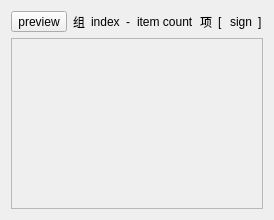
PPJUST/ComicDup, file components/widget_similar_group_info/res/similar_group_info.ui: the form before one commit.
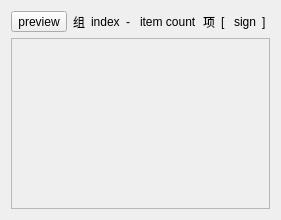
The form after the commit.

```diff
--- a/components/widget_similar_group_info/res/similar_group_info.ui
+++ b/components/widget_similar_group_info/res/similar_group_info.ui
@@ -6,7 +6,7 @@
    <rect>
     <x>0</x>
     <y>0</y>
-    <width>274</width>
+    <width>281</width>
     <height>220</height>
    </rect>
   </property>
@@ -91,8 +91,8 @@
        <rect>
         <x>0</x>
         <y>0</y>
-        <width>254</width>
-        <height>172</height>
+        <width>261</width>
+        <height>171</height>
        </rect>
       </property>
       <layout class="QHBoxLayout" name="horizontalLayout_2"/>
```
Left out of the diff: 2 changed lines with no effect on the pictures.
